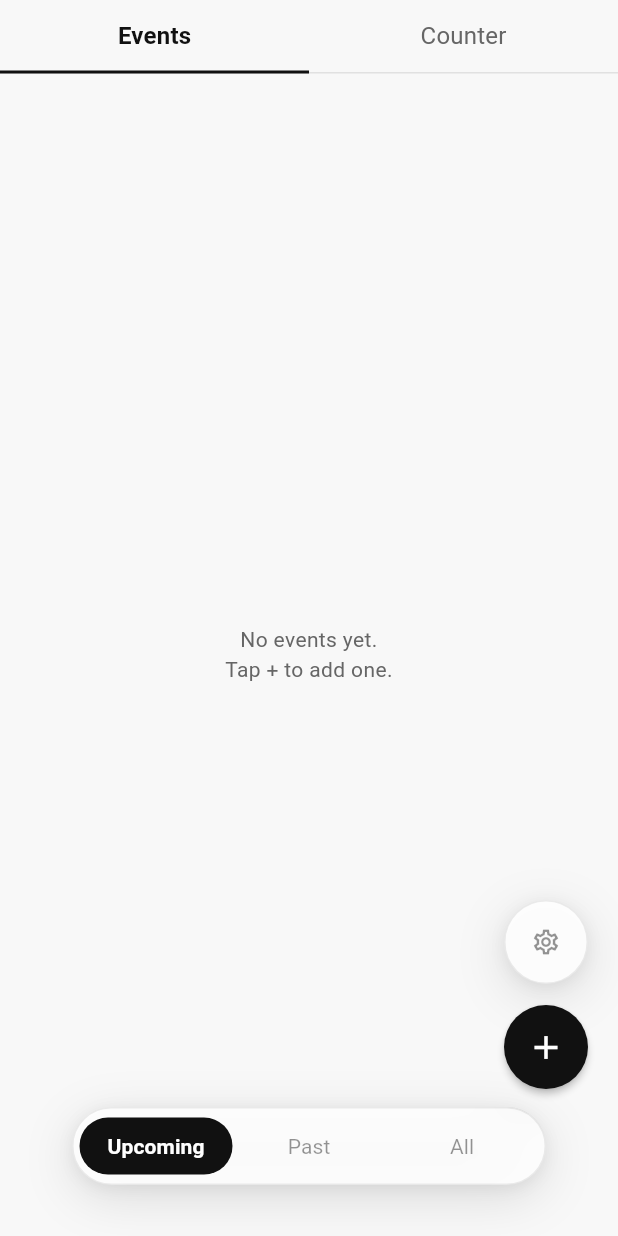
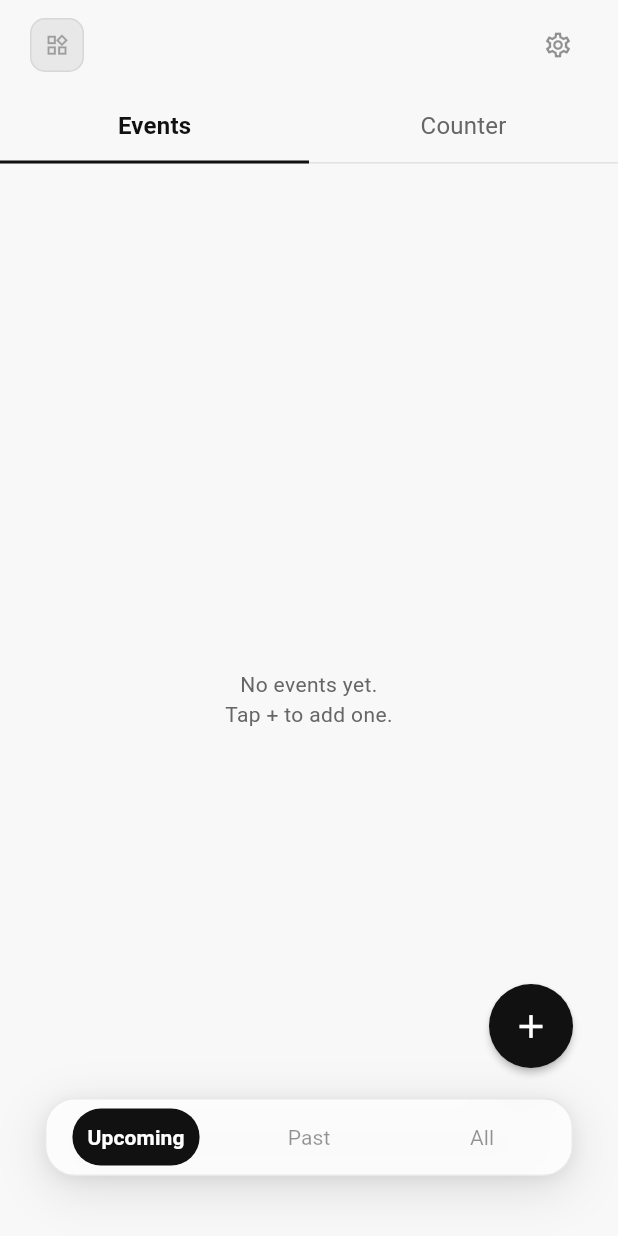
Before and after one commit to mertguldu/countdown, a Flutter app: the HomeScreen screen opened by its route, on a phone screen of 412 x 824 dp. Run offline on Flutter 3.47's test engine with Material 3 defaults, Android fonts, the phone set to English and light mode, and no system bars; our stand-ins replace drift, drift_flutter, flutter_local_notifications, flutter_riverpod, flutter_timezone, go_router and 3 more; missing offline and left inert: home_widget, purchases_flutter; accounts and stored records are empty; generated files the repository leaves out were written again.

Commit message:
floating bar ui improved. app placeholder logo is added. settings is moved to the header

```diff
--- a/lib/features/events/presentation/screens/home_screen.dart
+++ b/lib/features/events/presentation/screens/home_screen.dart
@@ -24,10 +24,10 @@ class _HomeScreenState extends ConsumerState<HomeScreen> {
   late final PageController _pageController;
 
   // Total height of the floating stack:
-  //   settings (56) + gap (14) + FAB (56) + gap (12) + pills (~46) + 16 bottom gap
+  //   FAB (56) + gap (12) + pills (~46) + 16 bottom gap ≈ 130
   //   Uses viewPadding (stable, unaffected by keyboard) for the safe area inset.
   double get _barClearance =>
-      MediaQuery.of(context).viewPadding.bottom + 200;
+      MediaQuery.of(context).viewPadding.bottom + 130;
 
   @override
   void initState() {
@@ -66,9 +66,23 @@ class _HomeScreenState extends ConsumerState<HomeScreen> {
             children: [
               SafeArea(
                 bottom: false,
-                child: _TabRow(
+                child: Column(
+                  mainAxisSize: MainAxisSize.min,
+                  children: [
+                    // ── Logo + Settings header ───────────────────────────
+                    _Header(
+                      onSettingsTap: () {
+                        HapticFeedback.selectionClick();
+                        // TODO: context.push(AppRoutes.settings)
+                      },
+                    ),
+
+                    // ── Tab row ──────────────────────────────────────────
+                    _TabRow(
                       active: _activeTab,
                       onSelect: _switchTab,
+                    ),
+                  ],
                 ),
               ),
 
@@ -100,33 +114,18 @@ class _HomeScreenState extends ConsumerState<HomeScreen> {
           ),
 
           // ── Floating bottom stack ──────────────────────────────────────
-          //
-          // max(bottomInset, 24) means:
-          //   iOS     → max(34, 34) = 34 — safe area wins, bar clears home indicator
-          //   Android → max( 0, 34) = 34 — fixed gap wins, bar sits 34 px up
-          // No SafeArea wrapper, no platform branching needed.
           Positioned(
-            bottom: max(mq.viewPadding.bottom, 34),
-            left: 20,
-            right: 20,
+            bottom: max(mq.viewPadding.bottom, 40),
+            left: 0,
+            right: 0,
             child: Column(
               crossAxisAlignment: CrossAxisAlignment.end,
               mainAxisSize: MainAxisSize.min,
               children: [
-                // ── Settings (frosted glass circle) ──────────────────────
-                _GlassCircleButton(
-                  icon: Icons.settings_outlined,
-                  tooltip: 'Settings',
-                  onTap: () {
-                    HapticFeedback.selectionClick();
-                    // TODO: context.push(AppRoutes.settings)
-                  },
-                ),
-
-                const SizedBox(height: 14),
-
                 // ── FAB (solid, primary action) ───────────────────────────
-                FloatingActionButton(
+                Padding(
+                  padding: const EdgeInsets.only(right: 30),
+                  child: FloatingActionButton(
                     onPressed: () {
                       HapticFeedback.mediumImpact();
                       // TODO: route based on _activeTab
@@ -141,12 +140,13 @@ class _HomeScreenState extends ConsumerState<HomeScreen> {
                     tooltip: 'New',
                     child: const Icon(Icons.add, size: 26),
                   ),
+                ),
 
-                const SizedBox(height: 12),
+                const SizedBox(height: 20),
 
-                // ── Filter pills (narrower, taller) ──────────────────────
+                // ── Filter pills ──────────────────────────────────────────
                 Padding(
-                  padding: const EdgeInsets.symmetric(horizontal: 28),
+                  padding: const EdgeInsets.symmetric(horizontal: 30),
                   child: FilterPills(
                     selected: ref.watch(eventFilterProvider),
                     onSelect: ref.read(eventFilterProvider.notifier).select,
@@ -161,21 +161,105 @@ class _HomeScreenState extends ConsumerState<HomeScreen> {
   }
 }
 
+// ── App header ────────────────────────────────────────────────────────────────
+//
+// Full-width row rendered above the tab strip.
+// Left:  logo placeholder (swap for your real asset when ready).
+// Right: settings icon — bare, no background.
+
+class _Header extends StatelessWidget {
+  const _Header({required this.onSettingsTap});
+
+  final VoidCallback onSettingsTap;
+
+  @override
+  Widget build(BuildContext context) {
+    final onSurface = Theme.of(context).colorScheme.onSurface;
+
+    return Padding(
+      padding: const EdgeInsets.symmetric(horizontal: 20, vertical: 10),
+      child: Row(
+        crossAxisAlignment: CrossAxisAlignment.center,
+        children: [
+          // ── Logo placeholder ─────────────────────────────────────────
+          const _LogoPlaceholder(),
+
+          const Spacer(),
+
+          // ── Settings (plain icon, no background) ─────────────────────
+          IconButton(
+            onPressed: onSettingsTap,
+            tooltip: 'Settings',
+            padding: EdgeInsets.zero,
+            constraints: const BoxConstraints(),
+            visualDensity: VisualDensity.compact,
+            icon: Icon(
+              Icons.settings_outlined,
+              size: 20,
+              color: onSurface.withValues(alpha: 0.45),
+            ),
+          ),
+        ],
+      ),
+    );
+  }
+}
+
+// ── Logo placeholder ──────────────────────────────────────────────────────────
+//
+// Swap this widget for an Image.asset / SvgPicture when the real logo is ready.
+
+class _LogoPlaceholder extends StatelessWidget {
+  const _LogoPlaceholder();
+
+  @override
+  Widget build(BuildContext context) {
+    final theme = Theme.of(context);
+    final onSurface = theme.colorScheme.onSurface;
+
+    return Container(
+      width: 36,
+      height: 36,
+      decoration: BoxDecoration(
+        color: onSurface.withValues(alpha: 0.07),
+        borderRadius: BorderRadius.circular(10),
+        border: Border.all(
+          color: onSurface.withValues(alpha: 0.08),
+          width: 1,
+        ),
+      ),
+      child: Icon(
+        Icons.widgets_outlined,
+        size: 17,
+        color: onSurface.withValues(alpha: 0.35),
+      ),
+    );
+  }
+}
+
 // ── Glass circle button ───────────────────────────────────────────────────────
 //
 // Frosted-glass circle that matches the FilterPills visual language —
 // same blur, same translucent fill, same hairline border.
+//
+// [size] controls the outer diameter; [iconSize] controls the icon inside.
+// Defaults match the original 56 px / 20 px spec so existing call-sites are
+// unaffected if this widget is reused elsewhere.
 
 class _GlassCircleButton extends StatefulWidget {
   const _GlassCircleButton({
     required this.icon,
     required this.onTap,
     this.tooltip = '',
+    this.size = 56,
+    this.iconSize = 20,
   });
 
   final IconData icon;
   final VoidCallback onTap;
   final String tooltip;
+  final double size;
+  final double iconSize;
 
   @override
   State<_GlassCircleButton> createState() => _GlassCircleButtonState();
@@ -219,8 +303,8 @@ class _GlassCircleButtonState extends State<_GlassCircleButton>
         child: ScaleTransition(
           scale: _scale,
           child: Container(
-            width: 56,
-            height: 56,
+            width: widget.size,
+            height: widget.size,
             decoration: BoxDecoration(
               shape: BoxShape.circle,
               boxShadow: [
@@ -244,13 +328,14 @@ class _GlassCircleButtonState extends State<_GlassCircleButton>
                     shape: BoxShape.circle,
                     color: theme.colorScheme.surface.withValues(alpha: 0.88),
                     border: Border.all(
-                      color: theme.colorScheme.onSurface.withValues(alpha: 0.08),
+                      color:
+                          theme.colorScheme.onSurface.withValues(alpha: 0.08),
                       width: 1,
                     ),
                   ),
                   child: Icon(
                     widget.icon,
-                    size: 20,
+                    size: widget.iconSize,
                     color: theme.colorScheme.onSurface.withValues(alpha: 0.45),
                   ),
                 ),
--- a/lib/features/events/presentation/widgets/filter_pills.dart
+++ b/lib/features/events/presentation/widgets/filter_pills.dart
@@ -29,7 +29,7 @@ class FilterPills extends StatelessWidget {
   final EventFilter selected;
   final ValueChanged<EventFilter> onSelect;
 
-  static const double _kRadius = 50;
+  static const double _kRadius = 20;
 
   @override
   Widget build(BuildContext context) {
@@ -58,7 +58,7 @@ class FilterPills extends StatelessWidget {
           filter: ImageFilter.blur(sigmaX: 20, sigmaY: 20),
           child: Container(
             // Increased vertical inset for a taller bar profile.
-            padding: const EdgeInsets.symmetric(horizontal: 4, vertical: 6),
+            padding: const EdgeInsets.symmetric(horizontal: 2, vertical: 6),
             decoration: BoxDecoration(
               color: theme.colorScheme.surface.withValues(alpha: 0.88),
               borderRadius: BorderRadius.circular(_kRadius),
@@ -166,13 +166,12 @@ class _PillState extends State<_Pill> with SingleTickerProviderStateMixin {
       onTapCancel: () => _ctrl.reverse(),
       child: ScaleTransition(
         scale: _scale,
-        // No Center — AnimatedContainer fills the full Expanded cell (1/3 of
-        // the bar) and centers its text via alignment, so every selected
-        // background is identical in size regardless of label length.
+        // Center so the highlight never stretches to fill the Expanded cell —
+        // every pill's selected background is the same compact shape.
+        child: Center(
           child: AnimatedContainer(
             duration: const Duration(milliseconds: 200),
             curve: Curves.easeOut,
-          alignment: Alignment.center,
             padding: const EdgeInsets.symmetric(horizontal: 10, vertical: 11),
             decoration: BoxDecoration(
               color: widget.selected ? onSurface : Colors.transparent,
@@ -196,6 +195,7 @@ class _PillState extends State<_Pill> with SingleTickerProviderStateMixin {
             ),
           ),
         ),
+      ),
     );
   }
 }
```
Lines whose indentation alone changed are shown as unchanged.
